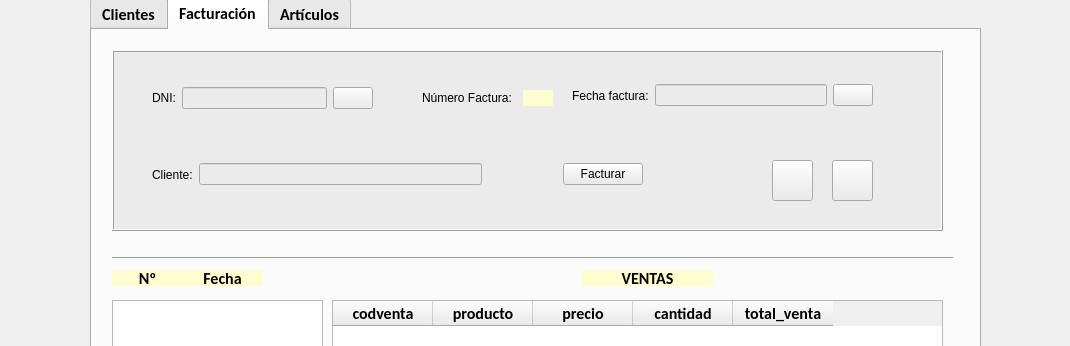
The window that ventana.ui (BertoAlv/ProDam2021) describes before a commit, drawn with Qt 5; both pictures show x 0 to 1070 and y 113 to 459 of the 1070 by 929 pixel window.
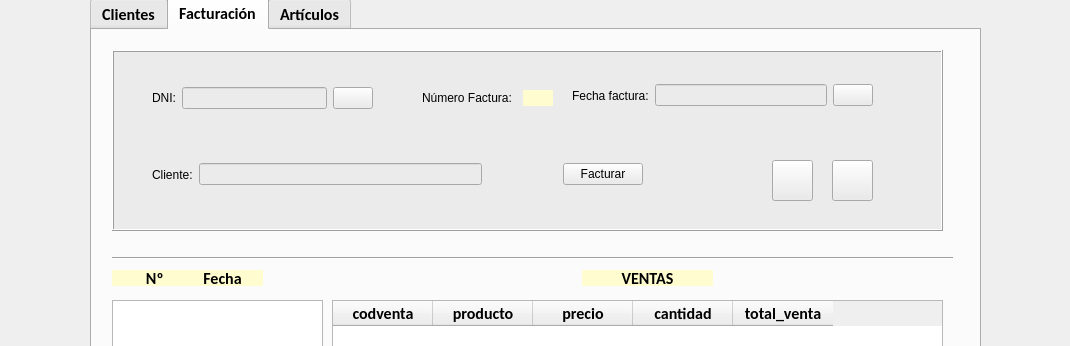
The same window after the commit. Icons and pictures are not drawn.

Diff of the .ui file:
```diff
--- a/ventana.ui
+++ b/ventana.ui
@@ -1258,7 +1258,7 @@
        <property name="geometry">
         <rect>
          <x>780</x>
-         <y>10</y>
+         <y>30</y>
          <width>32</width>
          <height>32</height>
         </rect>
@@ -1450,7 +1450,7 @@
        <string notr="true">background-color: rgb(255, 252, 208);</string>
       </property>
       <property name="text">
-       <string>Nº</string>
+       <string>    Nº</string>
       </property>
       <property name="alignment">
        <set>Qt::AlignCenter</set>
```
Left out of the diff: 86 changed lines with no effect on the pictures.
